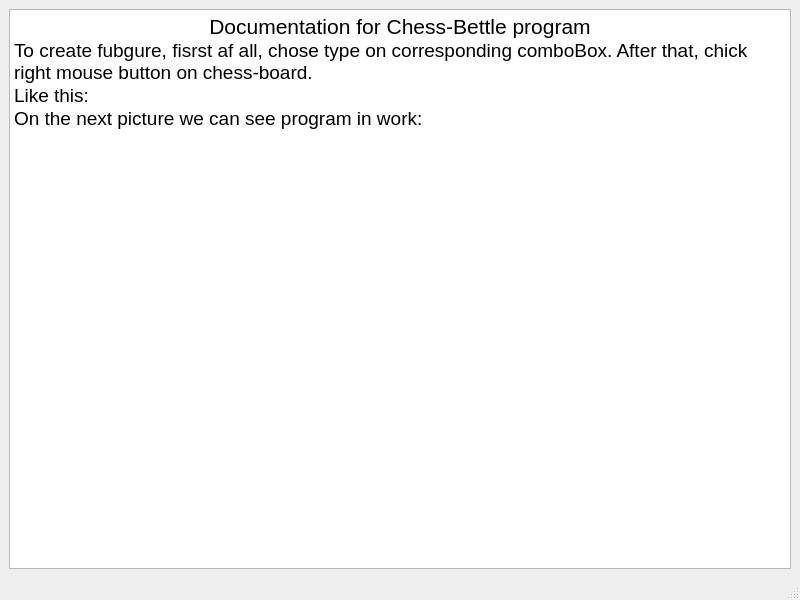
Old version of the form documentation.ui in the repository TheBestTvarynka/CourseWork.
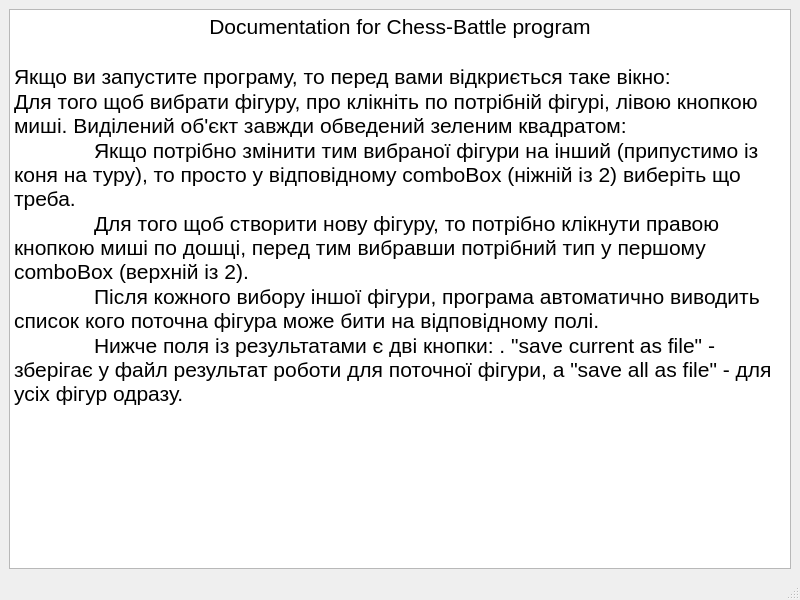
New version of the form. Icons and pictures are not drawn.

Diff of the .ui file:
```diff
--- a/documentation.ui
+++ b/documentation.ui
@@ -26,12 +26,18 @@
 &lt;html&gt;&lt;head&gt;&lt;meta name=&quot;qrichtext&quot; content=&quot;1&quot; /&gt;&lt;style type=&quot;text/css&quot;&gt;
 p, li { white-space: pre-wrap; }
 &lt;/style&gt;&lt;/head&gt;&lt;body style=&quot; font-family:'Ubuntu'; font-size:11pt; font-weight:400; font-style:normal;&quot;&gt;
-&lt;p align=&quot;center&quot; style=&quot; margin-top:0px; margin-bottom:0px; margin-left:0px; margin-right:0px; -qt-block-indent:0; text-indent:0px;&quot;&gt;&lt;span style=&quot; font-size:16pt;&quot;&gt;Documentation for Chess-Bettle program&lt;/span&gt;&lt;/p&gt;
-&lt;p style=&quot; margin-top:0px; margin-bottom:0px; margin-left:0px; margin-right:0px; -qt-block-indent:0; text-indent:0px;&quot;&gt;&lt;span style=&quot; font-size:14pt;&quot;&gt;To create fubgure, fisrst af all, chose type on corresponding comboBox. After that, chick right mouse button on chess-board.&lt;/span&gt;&lt;/p&gt;
-&lt;p style=&quot; margin-top:0px; margin-bottom:0px; margin-left:0px; margin-right:0px; -qt-block-indent:0; text-indent:0px;&quot;&gt;&lt;span style=&quot; font-size:14pt;&quot;&gt;Like this:&lt;/span&gt;&lt;/p&gt;
-&lt;p style=&quot; margin-top:0px; margin-bottom:0px; margin-left:0px; margin-right:0px; -qt-block-indent:0; text-indent:0px;&quot;&gt;&lt;img src=&quot;:/documentation/documentation/CreateFigurePhoto.png&quot; /&gt;&lt;/p&gt;
-&lt;p style=&quot; margin-top:0px; margin-bottom:0px; margin-left:0px; margin-right:0px; -qt-block-indent:0; text-indent:0px;&quot;&gt;&lt;span style=&quot; font-size:14pt;&quot;&gt;On the next picture we can see program in work:&lt;/span&gt;&lt;/p&gt;
-&lt;p style=&quot; margin-top:0px; margin-bottom:0px; margin-left:0px; margin-right:0px; -qt-block-indent:0; text-indent:0px;&quot;&gt;&lt;img src=&quot;:/documentation/documentation/ShowBattles.png&quot; /&gt;&lt;/p&gt;&lt;/body&gt;&lt;/html&gt;</string>
+&lt;p align=&quot;center&quot; style=&quot; margin-top:0px; margin-bottom:0px; margin-left:0px; margin-right:0px; -qt-block-indent:0; text-indent:0px;&quot;&gt;&lt;span style=&quot; font-size:16pt;&quot;&gt;Documentation for Chess-Battle program&lt;/span&gt;&lt;/p&gt;
+&lt;p align=&quot;center&quot; style=&quot;-qt-paragraph-type:empty; margin-top:0px; margin-bottom:0px; margin-left:0px; margin-right:0px; -qt-block-indent:0; text-indent:0px; font-size:16pt;&quot;&gt;&lt;br /&gt;&lt;/p&gt;
+&lt;p style=&quot; margin-top:0px; margin-bottom:0px; margin-left:0px; margin-right:0px; -qt-block-indent:0; text-indent:0px;&quot;&gt;&lt;span style=&quot; font-size:16pt;&quot;&gt;Якщо ви запустите програму, то перед вами відкриється таке вікно:&lt;/span&gt;&lt;/p&gt;
+&lt;p style=&quot; margin-top:0px; margin-bottom:0px; margin-left:0px; margin-right:0px; -qt-block-indent:0; text-indent:0px;&quot;&gt;&lt;img src=&quot;:/documentation/documentation/5.png&quot; /&gt;&lt;/p&gt;
+&lt;p style=&quot; margin-top:0px; margin-bottom:0px; margin-left:0px; margin-right:0px; -qt-block-indent:0; text-indent:0px;&quot;&gt;&lt;span style=&quot; font-size:16pt;&quot;&gt;Для того щоб вибрати фігуру, про клікніть по потрібній фігурі, лівою кнопкою миші. Виділений об'єкт завжди обведений зеленим квадратом:&lt;/span&gt;&lt;/p&gt;
+&lt;p style=&quot; margin-top:0px; margin-bottom:0px; margin-left:0px; margin-right:0px; -qt-block-indent:0; text-indent:0px;&quot;&gt;&lt;img src=&quot;:/documentation/documentation/1.png&quot; /&gt;&lt;/p&gt;
+&lt;p style=&quot; margin-top:0px; margin-bottom:0px; margin-left:0px; margin-right:0px; -qt-block-indent:0; text-indent:0px;&quot;&gt;&lt;span style=&quot; font-size:16pt;&quot;&gt;	Якщо потрібно змінити тим вибраної фігури на інший (припустимо із коня на туру), то просто у відповідному comboBox (ніжній із 2) виберіть що треба.&lt;/span&gt;&lt;/p&gt;
+&lt;p style=&quot; margin-top:0px; margin-bottom:0px; margin-left:0px; margin-right:0px; -qt-block-indent:0; text-indent:0px;&quot;&gt;&lt;span style=&quot; font-size:16pt;&quot;&gt;	Для того щоб створити нову фігуру, то потрібно клікнути правою кнопкою миші по дошці, перед тим вибравши потрібний тип у першому comboBox (верхній із 2).&lt;/span&gt;&lt;/p&gt;
+&lt;p style=&quot; margin-top:0px; margin-bottom:0px; margin-left:0px; margin-right:0px; -qt-block-indent:0; text-indent:0px;&quot;&gt;&lt;span style=&quot; font-size:16pt;&quot;&gt;	Після кожного вибору іншої фігури, програма автоматично виводить список кого поточна фігура може бити на відповідному полі.&lt;/span&gt;&lt;/p&gt;
+&lt;p style=&quot; margin-top:0px; margin-bottom:0px; margin-left:0px; margin-right:0px; -qt-block-indent:0; text-indent:0px;&quot;&gt;&lt;span style=&quot; font-size:16pt;&quot;&gt;	Нижче поля із результатами є дві кнопки: . &amp;quot;save current as file&amp;quot; - зберігає у файл результат роботи для поточної фігури, а &amp;quot;save all as file&amp;quot; - для усіх фігур одразу.&lt;/span&gt;&lt;/p&gt;
+&lt;p style=&quot; margin-top:0px; margin-bottom:0px; margin-left:0px; margin-right:0px; -qt-block-indent:0; text-indent:0px;&quot;&gt;&lt;img src=&quot;:/documentation/documentation/3.png&quot; /&gt;&lt;/p&gt;
+&lt;p style=&quot;-qt-paragraph-type:empty; margin-top:0px; margin-bottom:0px; margin-left:0px; margin-right:0px; -qt-block-indent:0; text-indent:0px; font-size:16pt;&quot;&gt;&lt;br /&gt;&lt;/p&gt;&lt;/body&gt;&lt;/html&gt;</string>
       </property>
      </widget>
     </item>
```
